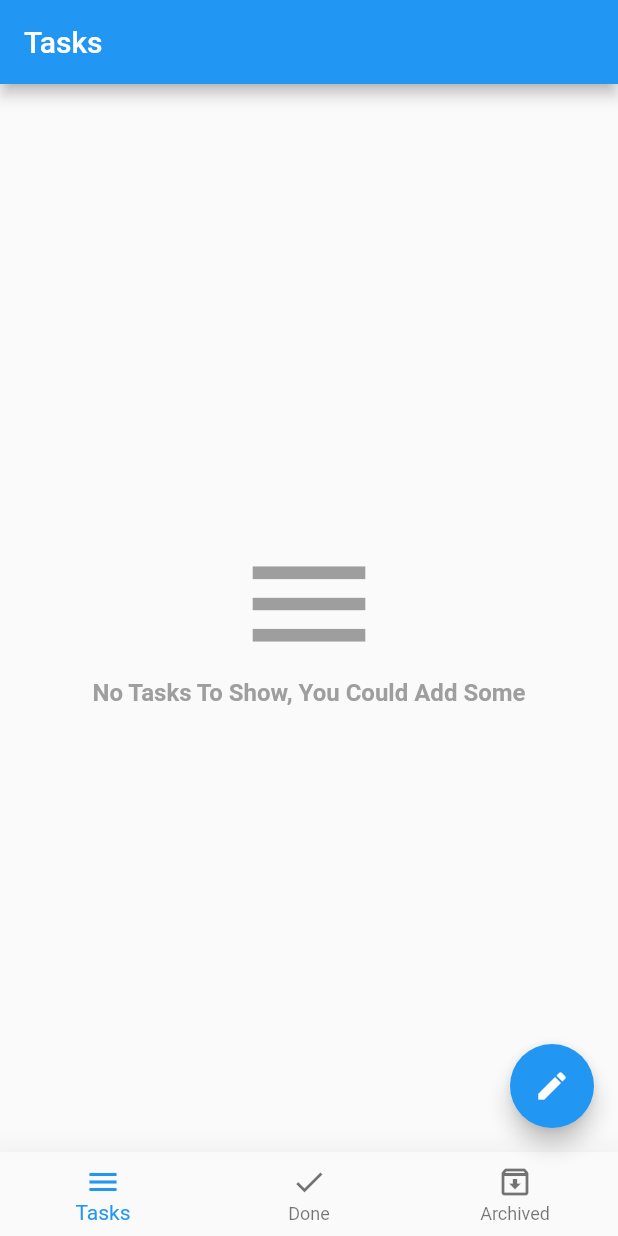
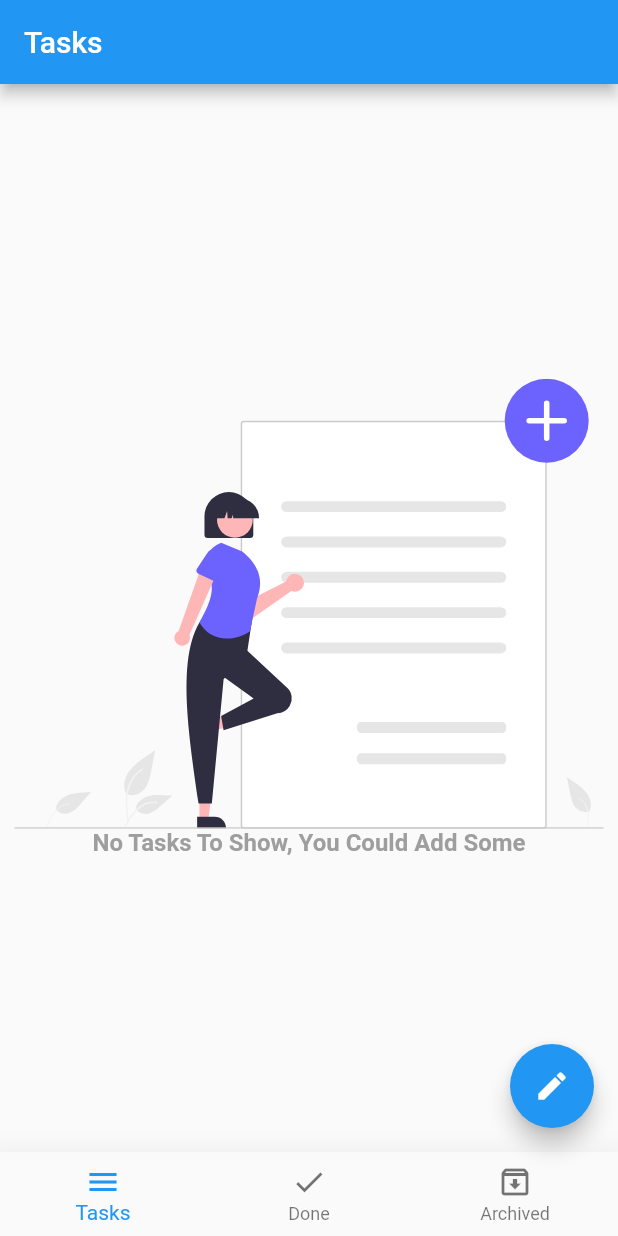
Before and after one commit to jabirelamean/todo_app1, a Flutter app: the screen it shows after launch, on a phone screen of 412 x 824 dp. Run offline on Flutter 3.47's test engine with Material 2 defaults, Android fonts, the phone set to English and light mode, and no system bars; our stand-ins replace bloc, flutter_bloc, flutter_svg, sqflite; accounts and stored records are empty.

Commit message:
adding image for empty tasks

```diff
--- a/lib/modules/new_tasks/new_tasks_screen.dart
+++ b/lib/modules/new_tasks/new_tasks_screen.dart
@@ -2,6 +2,7 @@ import 'package:flutter/cupertino.dart';
 import 'package:flutter/material.dart';
 import 'package:flutter_bloc/flutter_bloc.dart';
 import 'package:todo_app1/shared/components/task_item.dart';
+import 'package:todo_app1/shared/components/tasks_builder_widger.dart';
 import 'package:todo_app1/shared/cubit/cubit.dart';
 import 'package:todo_app1/shared/cubit/states.dart';
 
@@ -13,41 +14,10 @@ class NewTaskScreen extends StatelessWidget {
     return BlocConsumer<AppCubit, AppStates>(
       listener: (context, state) {},
       builder: (context, state) {
+
+        var tasks = AppCubit.get(context).newTasks;
         //need review ********
-        return AppCubit.get(context).newTasks.length > 0
-            ? state == AppGetDatabaseLoadingState()
-                ? CircularProgressIndicator()
-                : ListView.separated(
-                    itemBuilder: (context, index) => buildTaskItem(
-                        AppCubit.get(context).newTasks[index], context),
-                    separatorBuilder: (context, index) => Container(
-                      margin: EdgeInsets.only(left: 20),
-                      width: double.infinity,
-                      height: 1,
-                      color: Colors.grey[300],
-                    ),
-                    itemCount: AppCubit.get(context).newTasks.length,
-                  )
-            : Center(
-                child: Column(
-                  mainAxisAlignment: MainAxisAlignment.center,
-                  children: [
-                    Icon(
-                      Icons.menu,
-                      size: 100,
-                      color: Colors.grey,
-                    ),
-                    Text(
-                      'No Tasks To Show, You Could Add Some',
-                      style: TextStyle(
-                        fontSize: 16,
-                        fontWeight: FontWeight.bold,
-                        color: Colors.grey,
-                      ),
-                    ),
-                  ],
-                ),
-              );
+        return tasksBuilder(tasks: tasks, context: context, state: state);
       },
     );
   }
--- /dev/null
+++ b/lib/shared/components/tasks_builder_widger.dart
@@ -0,0 +1,49 @@
+
+
+import 'package:flutter/cupertino.dart';
+import 'package:flutter/material.dart';
+import 'package:flutter_svg/flutter_svg.dart';
+import 'package:todo_app1/shared/components/task_item.dart';
+import 'package:todo_app1/shared/cubit/cubit.dart';
+import 'package:todo_app1/shared/cubit/states.dart';
+
+//for the page if it's empty
+Widget tasksBuilder({
+  @required List<Map>? tasks,
+  BuildContext? context,
+  AppStates? state,
+}){
+  return tasks!.length > 0
+      ? state == AppGetDatabaseLoadingState()
+      ? CircularProgressIndicator()
+      : ListView.separated(
+    itemBuilder: (context, index) => buildTaskItem(
+        tasks[index], context),
+    separatorBuilder: (context, index) => Container(
+      margin: EdgeInsets.only(left: 20),
+      width: double.infinity,
+      height: 1,
+      color: Colors.grey[300],
+    ),
+    itemCount: tasks.length,
+  )
+      : Center(
+    child: Column(
+      mainAxisAlignment: MainAxisAlignment.center,
+      children: [
+        SvgPicture.asset('assets/images/undraw_add_document_re_mbjx.svg',
+          fit: BoxFit.contain,
+          height: 300,
+        ),
+        Text(
+          'No Tasks To Show, You Could Add Some',
+          style: TextStyle(
+            fontSize: 16,
+            fontWeight: FontWeight.bold,
+            color: Colors.grey,
+          ),
+        ),
+      ],
+    ),
+  );
+}
--- a/pubspec.yaml
+++ b/pubspec.yaml
@@ -17,6 +17,7 @@ dependencies:
   intl: ^0.17.0
   bloc: ^8.0.3
   flutter_bloc: ^8.0.1
+  flutter_svg: ^1.0.3
 
   # The following adds the Cupertino Icons font to your application.
   # Use with the CupertinoIcons class for iOS style icons.
@@ -45,8 +46,8 @@ flutter:
   uses-material-design: true
 
   # To add assets to your application, add an assets section, like this:
-  # assets:
-  #   - images/a_dot_burr.jpeg
+  assets:
+    - assets/images/undraw_add_document_re_mbjx.svg
   #   - images/a_dot_ham.jpeg
 
   # An image asset can refer to one or more resolution-specific "variants", see
```
Also changed, not shown: lib/modules/archieved_tasks/archived_tasks_screen.dart (+3 -10 lines), lib/modules/done_tasks/done_tasks_screen.dart (+3 -10 lines), assets/images/undraw_add_document_re_mbjx.svg (added), pubspec.lock.
